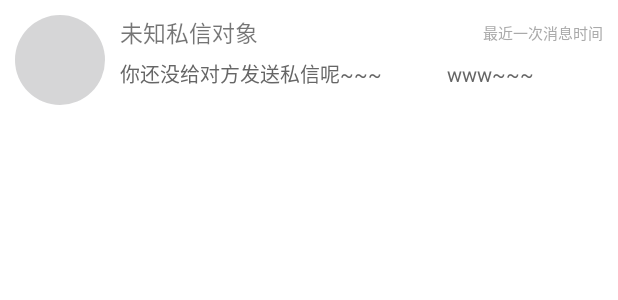
After one commit to DissoFly/client_MP3player, an Android app: the layout widget_inboxlist_item.xml on its own in the app's theme, with its tools: preview values and no code run, on a phone screen of 412 x 824 dp. The commit adds this screen. Shown: the top 300 px of the screen. Run offline under Robolectric (Android 15) with nearby library versions, the phone set to English and light mode, and no system bars; network calls fail.

Commit message:
完成私信列表显示

```diff
--- a/app/src/main/java/com/example/mp3player/entity/InboxList.java
+++ b/app/src/main/java/com/example/mp3player/entity/InboxList.java
@@ -11,7 +11,7 @@ public class InboxList extends DateRecord implements Serializable {
     private String text;
     private int userId;
     private int friendId;
-    private int friendName;
+    private String friendName;
     private int unReadNumber;
 
     public int getInboxListId() {
@@ -46,11 +46,11 @@ public class InboxList extends DateRecord implements Serializable {
         this.friendId = friendId;
     }
 
-    public int getFriendName() {
+    public String getFriendName() {
         return friendName;
     }
 
-    public void setFriendName(int friendName) {
+    public void setFriendName(String friendName) {
         this.friendName = friendName;
     }
 
--- /dev/null
+++ b/app/src/main/res/layout/widget_inboxlist_item.xml
@@ -0,0 +1,57 @@
+<?xml version="1.0" encoding="utf-8"?>
+<LinearLayout xmlns:android="http://schemas.android.com/apk/res/android"
+              android:orientation="horizontal"
+              android:layout_width="match_parent"
+              android:layout_height="match_parent"
+              android:padding="10dp"
+              android:background="#fff">
+    <com.example.mp3player.windows.inputcells.AvatarView
+        android:id="@+id/avatar"
+        android:layout_width="60dp"
+        android:layout_height="60dp"
+        android:layout_marginRight="10dp"/>
+
+    <LinearLayout
+        android:layout_width="match_parent"
+        android:layout_height="match_parent"
+        android:orientation="vertical" >
+
+        <RelativeLayout
+            android:layout_width="match_parent"
+            android:layout_height="wrap_content" >
+
+            <TextView
+                android:id="@+id/inboxlist_name"
+                android:layout_width="wrap_content"
+                android:layout_height="wrap_content"
+                android:layout_alignParentLeft="true"
+                android:layout_centerInParent="true"
+                android:text="未知私信对象"
+                android:textSize="15sp" />
+
+            <TextView
+                android:id="@+id/inboxlist_last_time"
+                android:layout_width="wrap_content"
+                android:layout_height="wrap_content"
+                android:layout_alignParentRight="true"
+                android:layout_centerInParent="true"
+                android:text="最近一次消息时间"
+                android:textColor="#aaa"
+                android:textSize="10sp" />
+        </RelativeLayout>
+
+
+        <TextView
+            android:id="@+id/inboxlist_last_text"
+            android:layout_width="match_parent"
+            android:layout_height="wrap_content"
+            android:layout_marginTop="5dp"
+            android:lines="2"
+            android:text="你还没给对方发送私信呢~~~
+            www~~~"
+            android:textColor="#666"
+            android:textSize="13sp" />
+
+
+    </LinearLayout>
+</LinearLayout>
```
Also changed, not shown: app/src/main/java/com/example/mp3player/windows/main/page/FriendsFragment.java (+114 -3 lines).
